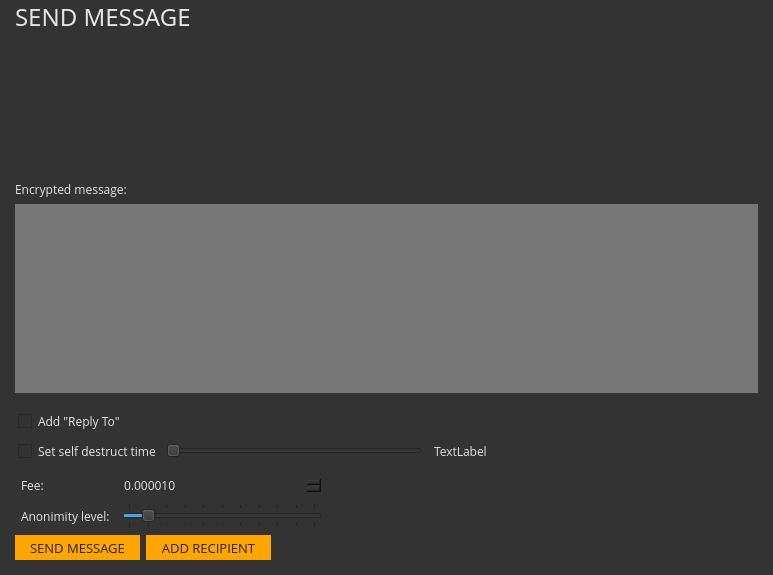
Above: src/gui/ui/sendmessageframe.ui from ConcealNetwork/conceal-desktop before the change. Below: the same form after it.
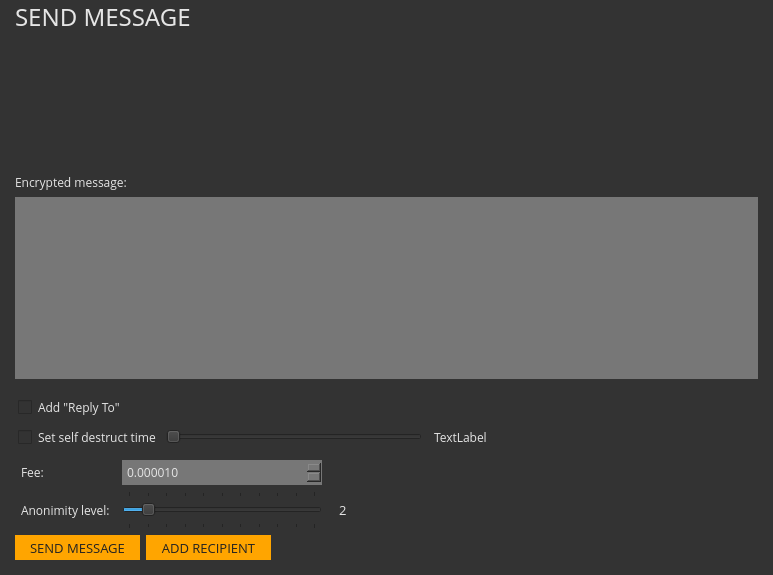
That is the form after the change.

```diff
--- a/src/gui/ui/sendmessageframe.ui
+++ b/src/gui/ui/sendmessageframe.ui
@@ -62,7 +62,7 @@
         <x>0</x>
         <y>0</y>
         <width>743</width>
-        <height>127</height>
+        <height>129</height>
        </rect>
       </property>
       <layout class="QVBoxLayout" name="m_addressesLayout">
@@ -245,12 +245,21 @@
      </property>
      <item row="1" column="1">
       <widget class="QSlider" name="m_mixinSlider">
+       <property name="minimumSize">
+        <size>
+         <width>0</width>
+         <height>38</height>
+        </size>
+       </property>
        <property name="maximumSize">
         <size>
          <width>200</width>
          <height>16777215</height>
         </size>
        </property>
+       <property name="styleSheet">
+        <string notr="true">padding: 3px; border: 0px; </string>
+       </property>
        <property name="maximum">
         <number>10</number>
        </property>
@@ -292,6 +301,12 @@
      </item>
      <item row="1" column="2">
       <widget class="QLineEdit" name="m_mixinEdit">
+       <property name="minimumSize">
+        <size>
+         <width>0</width>
+         <height>38</height>
+        </size>
+       </property>
        <property name="maximumSize">
         <size>
          <width>30</width>
@@ -308,7 +323,7 @@
         <string notr="true">padding: 3px; border: 0px;</string>
        </property>
        <property name="text">
-        <string notr="true"/>
+        <string notr="true">2</string>
        </property>
        <property name="maxLength">
         <number>5</number>
@@ -355,12 +370,21 @@
      </item>
      <item row="0" column="1">
       <widget class="QDoubleSpinBox" name="m_feeSpin">
+       <property name="minimumSize">
+        <size>
+         <width>0</width>
+         <height>25</height>
+        </size>
+       </property>
        <property name="font">
         <font>
          <family>Open Sans</family>
          <pointsize>9</pointsize>
         </font>
        </property>
+       <property name="styleSheet">
+        <string>padding: 3px; border: 0px; background-color: #777;</string>
+       </property>
        <property name="decimals">
         <number>6</number>
        </property>
```
Left out of the diff: 2 changed lines with no effect on the pictures.
